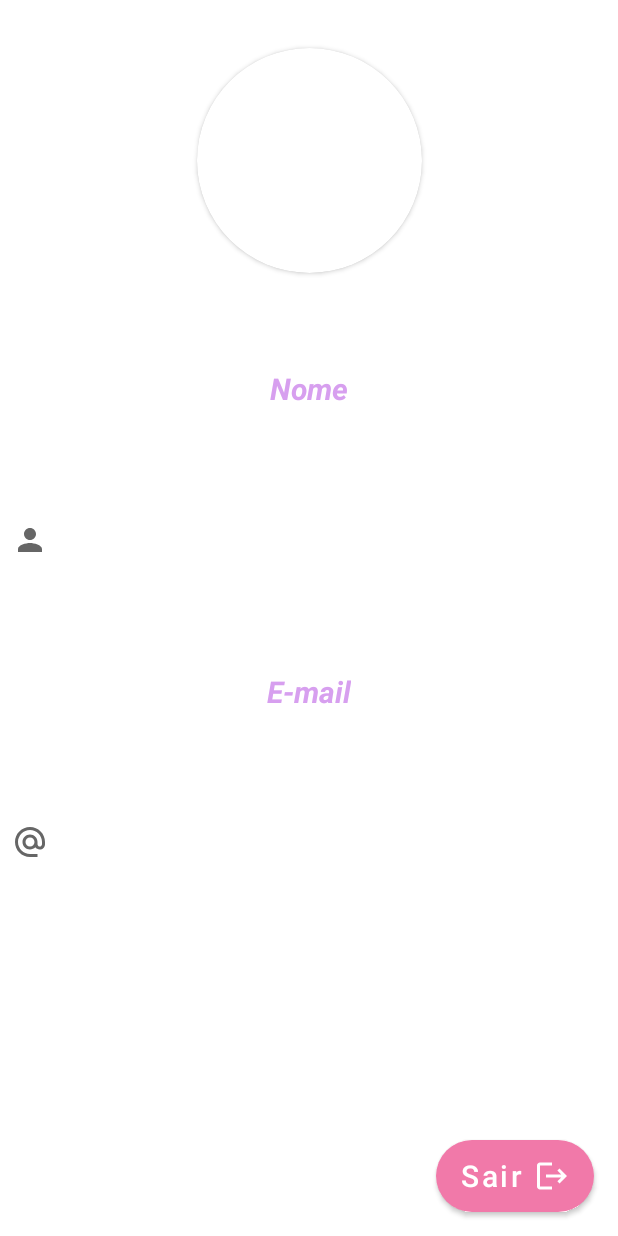
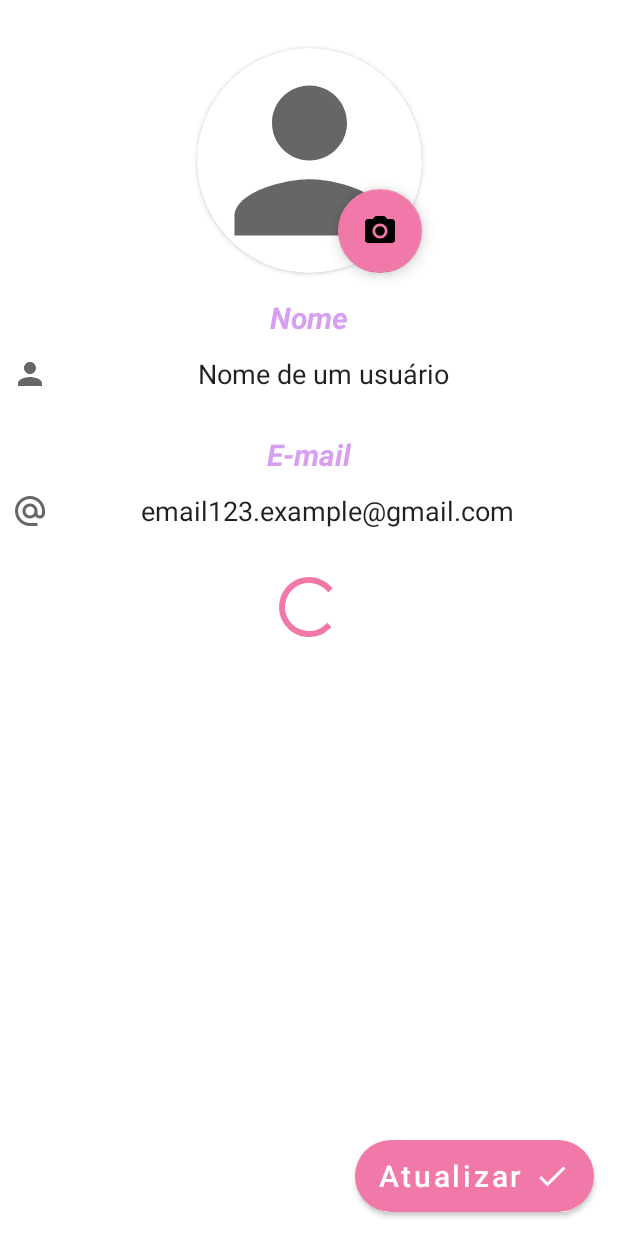
Before and after one commit to AugustoSchlickmann/DocesKotlin, an Android app: the layout fragment_perfil.xml on its own in the app's theme, with its tools: preview values and no code run, on a phone screen of 412 x 824 dp. Run offline under Robolectric (Android 15) with nearby library versions, the phone set to English and light mode, and no system bars.

Commit message:
Integrando com Firebase, auth já ta tudo certo, perfil mais o menos

```diff
--- a/app/build.gradle
+++ b/app/build.gradle
@@ -1,6 +1,7 @@
 plugins {
     id 'com.android.application'
     id 'org.jetbrains.kotlin.android'
+    id 'com.google.gms.google-services'
 }
 
 android {
@@ -49,4 +50,9 @@ dependencies {
     testImplementation 'junit:junit:4.13.2'
     androidTestImplementation 'androidx.test.ext:junit:1.1.3'
     androidTestImplementation 'androidx.test.espresso:espresso-core:3.4.0'
+
+    implementation platform('com.google.firebase:firebase-bom:32.2.0')
+    implementation 'com.google.firebase:firebase-analytics-ktx'
+    implementation("com.google.firebase:firebase-auth-ktx")
+    implementation("com.google.firebase:firebase-firestore-ktx")
 }
--- a/app/src/main/java/com/augusto/doceskotlin/activities/MainActivity.kt
+++ b/app/src/main/java/com/augusto/doceskotlin/activities/MainActivity.kt
@@ -16,6 +16,7 @@ import com.augusto.doceskotlin.databinding.ActivityCarregandoBinding
 import com.augusto.doceskotlin.fragments.CadastrarEncomendaFragment
 import com.augusto.doceskotlin.fragments.InicioFragment
 import com.augusto.doceskotlin.fragments.ListaDocesFragment
+import com.augusto.doceskotlin.fragments.PerfilFragment
 import com.google.android.material.navigation.NavigationView
 
 class MainActivity : AppCompatActivity(), NavigationView.OnNavigationItemSelectedListener,
@@ -64,6 +65,7 @@ class MainActivity : AppCompatActivity(), NavigationView.OnNavigationItemSelecte
                 R.id.nav_cadastrarEncomenda -> fragmentSelecionado = CadastrarEncomendaFragment()
                 R.id.nav_doces -> fragmentSelecionado = ListaDocesFragment.newInstance(EDITAR_DOCES)
                 R.id.nav_semana -> fragmentSelecionado = ListaDocesFragment.newInstance(VER_DOCES_SEMANA)
+                R.id.nav_perfil -> fragmentSelecionado = PerfilFragment()
 
             }
 
@@ -85,8 +87,7 @@ class MainActivity : AppCompatActivity(), NavigationView.OnNavigationItemSelecte
 
     override fun onDrawerClosed(drawerView: View) {
         if (fragmentSelecionado != null) {
-            supportFragmentManager.beginTransaction()
-                .replace(R.id.frameLayout, fragmentSelecionado!!).commitNow()
+            supportFragmentManager.beginTransaction().replace(R.id.frameLayout, fragmentSelecionado!!).commitNow()
             fragmentSelecionado = null
 
         }
--- /dev/null
+++ b/app/src/main/java/com/augusto/doceskotlin/singletons/OperacoesFirebase.kt
@@ -0,0 +1,6 @@
+package com.augusto.doceskotlin.singletons
+
+object OperacoesFirebase {
+
+
+}
--- a/app/src/main/res/layout/activity_cadastrar_usuario.xml
+++ b/app/src/main/res/layout/activity_cadastrar_usuario.xml
@@ -161,6 +161,7 @@
             style="?android:attr/progressBarStyle"
             android:layout_width="wrap_content"
             android:layout_height="wrap_content"
+            android:indeterminateTint="#00BCD4"
             android:visibility="invisible"
             app:layout_constraintBottom_toTopOf="@+id/CadastrarUsuarioActivityBotaoCadastrar"
             app:layout_constraintEnd_toEndOf="parent"
--- a/app/src/main/res/layout/activity_entrar.xml
+++ b/app/src/main/res/layout/activity_entrar.xml
@@ -112,6 +112,7 @@
             style="?android:attr/progressBarStyle"
             android:layout_width="wrap_content"
             android:layout_height="wrap_content"
+            android:indeterminateTint="#00BCD4"
             android:visibility="invisible"
             app:layout_constraintBottom_toTopOf="@+id/EntrarActivityBotaoCriarConta"
             app:layout_constraintEnd_toEndOf="parent"
--- a/app/src/main/res/layout/activity_usuario.xml
+++ b/app/src/main/res/layout/fragment_perfil.xml
@@ -3,11 +3,10 @@
     xmlns:app="http://schemas.android.com/apk/res-auto"
     xmlns:tools="http://schemas.android.com/tools"
     android:layout_width="match_parent"
-    android:layout_height="match_parent"
-    tools:context=".UsuarioActivity">
+    android:layout_height="match_parent">
 
     <androidx.cardview.widget.CardView
-        android:id="@+id/cardViewUsuario"
+        android:id="@+id/FragmentPerfilCardViewUsuario"
         android:layout_width="150dp"
         android:layout_height="150dp"
         android:layout_centerHorizontal="true"
@@ -18,133 +17,129 @@
         app:layout_constraintTop_toTopOf="parent">
 
         <ImageView
-            android:id="@+id/imageViewUsuario"
+            android:id="@+id/FragmentPerfilImageView"
             android:layout_width="match_parent"
             android:layout_height="match_parent"
+            android:contentDescription="@string/FragmentPerfil_imagem_do_perfil_do_usuario"
             android:scaleType="centerCrop"
             android:visibility="invisible"
             app:layout_constraintEnd_toEndOf="parent"
             app:layout_constraintStart_toStartOf="parent"
             app:layout_constraintTop_toTopOf="parent"
-            app:srcCompat="@drawable/ic_baseline_person_24" />
+            app:srcCompat="@drawable/ic_baseline_person_24"
+            tools:visibility="visible" />
 
     </androidx.cardview.widget.CardView>
 
 
     <TextView
-        android:id="@+id/textViewUsuarioNome"
+        android:id="@+id/FragmentPerfilTextViewNome"
         android:layout_width="wrap_content"
         android:layout_height="wrap_content"
-        android:text="Nome"
+        android:layout_marginTop="16dp"
+        android:text="@string/FragmentPerfil_nome"
         android:textColor="@color/roxinho"
         android:textSize="20sp"
         android:textStyle="bold|italic"
-        app:layout_constraintBottom_toTopOf="@+id/editTextUsuarioNome"
-        app:layout_constraintEnd_toEndOf="@+id/editTextUsuarioNome"
-        app:layout_constraintStart_toStartOf="@+id/editTextUsuarioNome"
-        app:layout_constraintTop_toBottomOf="@+id/cardViewUsuario" />
+        app:layout_constraintEnd_toEndOf="parent"
+        app:layout_constraintStart_toStartOf="parent"
+        app:layout_constraintTop_toBottomOf="@+id/FragmentPerfilCardViewUsuario" />
 
     <EditText
-        android:id="@+id/editTextUsuarioNome"
+        android:id="@+id/FragmentPerfilEditTextNome"
+        android:layout_width="match_parent"
+        android:layout_height="wrap_content"
+        android:layout_marginStart="8dp"
+        android:layout_marginEnd="8dp"
+        android:autofillHints="name"
+        android:background="@drawable/edit_text_empty"
+        android:drawableStart="@drawable/ic_baseline_person_24"
+        android:focusable="false"
+        android:maxLength="40"
+        android:inputType="textMultiLine"
+        android:minHeight="48dp"
+        android:textAlignment="center"
+        app:layout_constraintEnd_toEndOf="parent"
+        app:layout_constraintHorizontal_bias="0.0"
+        app:layout_constraintStart_toStartOf="parent"
+        app:layout_constraintTop_toBottomOf="@+id/FragmentPerfilTextViewNome"
+        tools:text="Nome de um usuário "
+
+        />
+
+    <TextView
+        android:id="@+id/FragmentPerfilTextViewEmail"
+        android:layout_width="wrap_content"
+        android:layout_height="wrap_content"
+        android:layout_marginTop="16dp"
+        android:text="@string/FragmentPerfil_email_text_view"
+        android:textColor="@color/roxinho"
+        android:textSize="20sp"
+        android:textStyle="bold|italic"
+        app:layout_constraintEnd_toEndOf="parent"
+        app:layout_constraintStart_toStartOf="parent"
+        app:layout_constraintTop_toBottomOf="@+id/FragmentPerfilEditTextNome" />
+
+    <EditText
+        android:id="@+id/FragmentPerfilEditTextEmail"
         android:layout_width="0dp"
         android:layout_height="wrap_content"
         android:layout_marginStart="8dp"
         android:layout_marginEnd="8dp"
+        android:autofillHints="emailAddress"
         android:background="@drawable/edit_text_empty"
-        android:drawableStart="@drawable/ic_baseline_person_24"
+        android:drawableStart="@drawable/ic_baseline_alternate_email_24"
         android:focusable="false"
-        android:inputType="textMultiLine"
+        android:inputType="textEmailAddress"
         android:maxLength="40"
         android:minHeight="48dp"
         android:textAlignment="center"
-        app:layout_constraintBottom_toTopOf="@+id/textViewEmailUsuario"
         app:layout_constraintEnd_toEndOf="parent"
-        app:layout_constraintHorizontal_bias="0.0"
         app:layout_constraintStart_toStartOf="parent"
-        app:layout_constraintTop_toBottomOf="@+id/textViewUsuarioNome" />
+        app:layout_constraintTop_toBottomOf="@+id/FragmentPerfilTextViewEmail"
+        tools:text="email123.example@gmail.com" />
 
-    <TextView
-        android:id="@+id/textViewEmailUsuario"
-        android:layout_width="wrap_content"
-        android:layout_height="wrap_content"
-        android:text="E-mail"
-        android:textColor="@color/roxinho"
-        android:textSize="20sp"
-        android:textStyle="bold|italic"
-        app:layout_constraintBottom_toTopOf="@+id/editTextUsuarioEmail"
-        app:layout_constraintEnd_toEndOf="@+id/editTextUsuarioEmail"
-        app:layout_constraintStart_toStartOf="@+id/editTextUsuarioEmail"
-        app:layout_constraintTop_toBottomOf="@+id/editTextUsuarioNome" />
-
-    <EditText
-        android:id="@+id/editTextUsuarioEmail"
-        android:layout_width="0dp"
-        android:layout_height="wrap_content"
-        android:background="@drawable/edit_text_empty"
-        android:drawableStart="@drawable/ic_baseline_alternate_email_24"
-        android:focusable="false"
-        android:inputType="textPersonName"
-        android:maxLength="40"
-        android:minHeight="48dp"
-        android:singleLine="true"
-        android:textAlignment="center"
-        app:layout_constraintBottom_toTopOf="@+id/progressBarUsuario"
-        app:layout_constraintEnd_toEndOf="@+id/editTextUsuarioNome"
-        app:layout_constraintStart_toStartOf="@+id/editTextUsuarioNome"
-        app:layout_constraintTop_toBottomOf="@+id/textViewEmailUsuario" />
 
     <Button
-        android:id="@+id/botaoSair"
+        android:id="@+id/FragmentPerfilBotaoAtualizar"
         android:layout_width="wrap_content"
         android:layout_height="wrap_content"
         android:layout_marginEnd="16dp"
         android:layout_marginBottom="16dp"
         android:background="@drawable/edit_text_rounded"
         android:backgroundTint="@color/rosinha"
-        android:text="Sair"
+        android:text="@string/FragmentPerfil_atualizar_button"
         android:textAllCaps="false"
-        android:textSize="20dp"
-        app:icon="@drawable/ic_baseline_logout_24"
-        app:iconGravity="end"
-        app:layout_constraintBottom_toBottomOf="parent"
-        app:layout_constraintEnd_toEndOf="parent" />
-
-    <Button
-        android:id="@+id/botaoAtualizarUsuario"
-        android:layout_width="wrap_content"
-        android:layout_height="wrap_content"
-        android:layout_marginStart="16dp"
-        android:layout_marginBottom="16dp"
-        android:background="@drawable/edit_text_rounded"
-        android:backgroundTint="@color/rosinha"
-        android:text="Atualizar"
-        android:textAllCaps="false"
-        android:textSize="20dp"
+        android:textSize="20sp"
         android:visibility="invisible"
         app:icon="@drawable/ic_baseline_check_24"
         app:iconGravity="end"
         app:layout_constraintBottom_toBottomOf="parent"
-        app:layout_constraintStart_toStartOf="parent" />
+        app:layout_constraintEnd_toEndOf="parent"
+        tools:visibility="visible" />
 
     <ProgressBar
-        android:id="@+id/progressBarUsuario"
+        android:id="@+id/FragmentPerfilProgressBar"
         style="?android:attr/progressBarStyle"
         android:layout_width="wrap_content"
         android:layout_height="wrap_content"
+        android:layout_marginTop="16dp"
         android:visibility="invisible"
-        app:layout_constraintBottom_toTopOf="@+id/botaoAtualizarUsuario"
         app:layout_constraintEnd_toEndOf="parent"
         app:layout_constraintStart_toStartOf="parent"
-        app:layout_constraintTop_toBottomOf="@+id/editTextUsuarioEmail" />
+        app:layout_constraintTop_toBottomOf="@+id/FragmentPerfilEditTextEmail"
+        tools:visibility="visible" />
 
     <com.google.android.material.floatingactionbutton.FloatingActionButton
-        android:id="@+id/floatingActionButtonUsuario"
+        android:id="@+id/FragmentPerfilFloatingActionButton"
         android:layout_width="wrap_content"
         android:layout_height="wrap_content"
         android:backgroundTint="@color/rosinha"
+        android:importantForAccessibility="no"
         android:src="@drawable/ic_baseline_camera_alt_24"
         android:visibility="invisible"
-        app:layout_constraintBottom_toBottomOf="@+id/cardViewUsuario"
-        app:layout_constraintEnd_toEndOf="@+id/cardViewUsuario" />
+        app:layout_constraintBottom_toBottomOf="@+id/FragmentPerfilCardViewUsuario"
+        app:layout_constraintEnd_toEndOf="@+id/FragmentPerfilCardViewUsuario"
+        tools:visibility="visible" />
 
 </androidx.constraintlayout.widget.ConstraintLayout>
--- a/app/src/main/res/values/strings.xml
+++ b/app/src/main/res/values/strings.xml
@@ -64,4 +64,16 @@
     <string name="DialogoRemoverDoceBotaoCancelar">Cancelar</string>
     <string name="DialogoRemoverDoceBotaoOk">Ok</string>
 
+    <string name="FragmentPerfil_imagem_do_perfil_do_usuario">Imagem do perfil do usuário</string>
+    <string name="FragmentPerfil_nome">Nome</string>
+    <string name="FragmentPerfil_email_text_view">E-mail</string>
+    <string name="FragmentPerfil_sair_button">Sair</string>
+    <string name="FragmentPerfil_atualizar_button">Atualizar</string>
+
+    <string name="PerfilMenu_editar_perfil">Editar Perfil</string>
+    <string name="PerfilMenu_mudar_senha">Mudar Senha</string>
+    <string name="perfilMenu_sair">Sair</string>
+    <string name="PerfilMenu_excluir_conta">Excluir Conta</string>
+    <string name="PerfilMenu_cancelar_edicao">Cancelar Edição</string>
+
 </resources>
--- a/build.gradle
+++ b/build.gradle
@@ -3,4 +3,5 @@ plugins {
     id 'com.android.application' version '8.0.2' apply false
     id 'com.android.library' version '8.0.2' apply false
     id 'org.jetbrains.kotlin.android' version '1.8.0' apply false
+    id 'com.google.gms.google-services' version '4.3.15' apply false
 }
```
Also changed, not shown: app/src/main/AndroidManifest.xml (+13 -12 lines), app/src/main/java/com/augusto/doceskotlin/ValidarEntradas.kt (+59 -9 lines), app/src/main/java/com/augusto/doceskotlin/activities/CadastrarUsuarioActivity.kt (+52 -54 lines), app/src/main/java/com/augusto/doceskotlin/activities/EntrarActivity.kt (+31 -5 lines), app/src/main/java/com/augusto/doceskotlin/fragments/PerfilFragment.kt (added, +92 -0 lines), app/src/main/java/com/augusto/doceskotlin/objetos/Usuario.kt (deleted, +0 -26 lines), app/src/main/java/com/augusto/doceskotlin/singletons/UsuarioSingleton.kt (deleted, +0 -9 lines), app/src/main/res/menu/perfil_menu.xml (added, +32 -0 lines), app/src/main/res/menu/usuario_menu.xml (deleted, +0 -36 lines), 1 other file.
